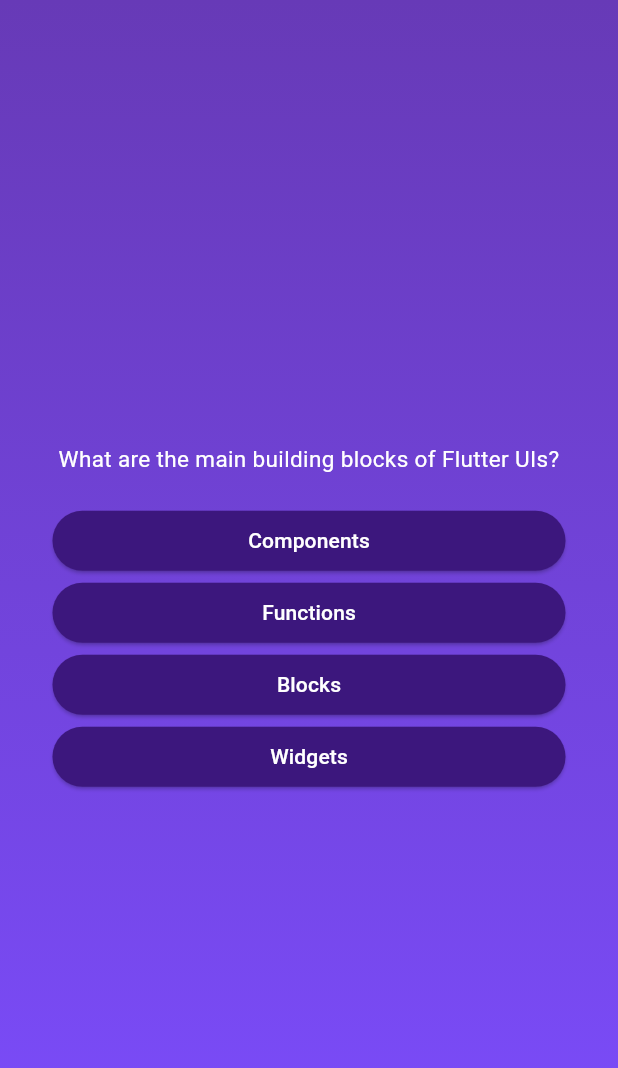
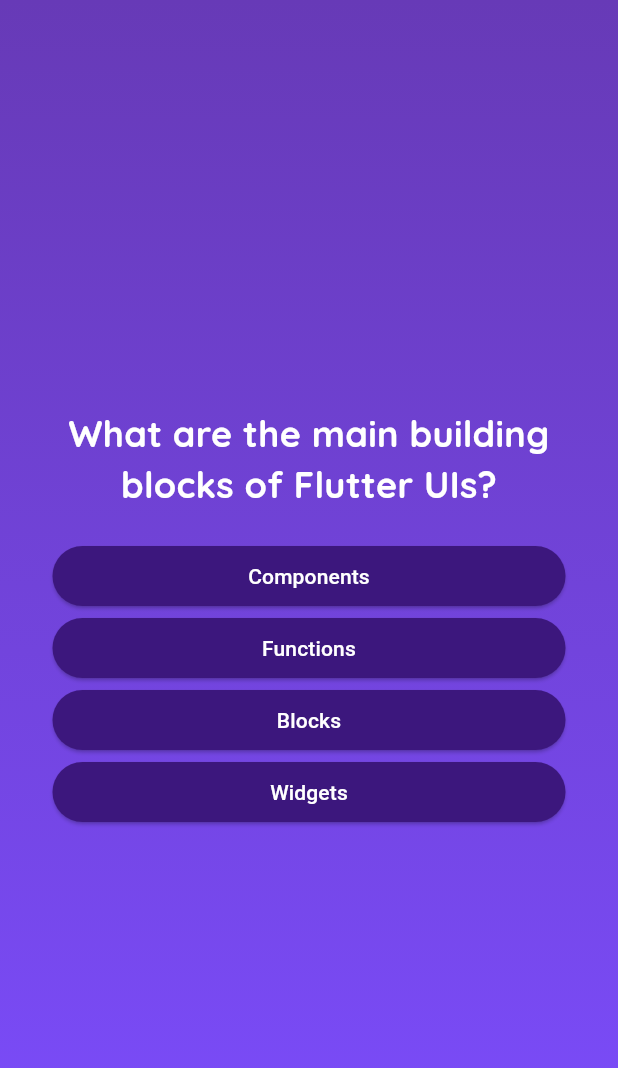
Before and after one commit to JellyFishJuggler/Flutter, a Flutter app: the screen it shows after launch, after a tap on "Start Quiz", on a phone screen of 412 x 824 dp. Shown: the top 1068 px of the screen. Run offline on Flutter 3.47's test engine with Material 3 defaults, Android fonts, the phone set to English and light mode, and no system bars; our stand-ins replace google_fonts.

```diff
--- a/quiz_game/lib/answer_button.dart
+++ b/quiz_game/lib/answer_button.dart
@@ -9,14 +9,17 @@ class AnswerButton extends StatelessWidget {
   @override
   Widget build(BuildContext context) {
     return ElevatedButton(
-      onPressed: () {},
+      onPressed: onTap,
       style: ElevatedButton.styleFrom(
         backgroundColor: const Color.fromARGB(255, 60, 23, 125),
         foregroundColor: Colors.white,
         shape: RoundedRectangleBorder(borderRadius: BorderRadius.circular(20)),
         padding: const EdgeInsets.symmetric(horizontal: 40, vertical: 10),
       ),
-      child: Text(answerText),
+      child: Text(
+        answerText,
+        textAlign: TextAlign.center,
+      ),
     );
   }
 }
--- a/quiz_game/lib/question.dart
+++ b/quiz_game/lib/question.dart
@@ -1,9 +1,12 @@
 import 'package:flutter/material.dart';
 import 'package:quiz_game/answer_button.dart';
 import 'package:quiz_game/data/questions.dart';
+import 'package:google_fonts/google_fonts.dart';
 
 class QuestionScreen extends StatefulWidget {
-  const QuestionScreen({super.key});
+  const QuestionScreen({super.key, required this.onSelectAnswer});
+
+  final void Function(String answer) onSelectAnswer;
 
   @override
   State<QuestionScreen> createState() {
@@ -15,16 +18,17 @@ class _QuestionScreenState extends State<QuestionScreen> {
 
   var currentQuestionIndex = 0;
 
-  void answerQuestion() {
+  void answerQuestion(String selectedAnswer) {
     setState(() {
-      currentQuestionIndex = currentQuestionIndex + 1;
+      widget.onSelectAnswer(selectedAnswer);
+      currentQuestionIndex++;
     });
   }
 
 
   @override
   Widget build(context) {
-    final currentQuestion = questions[0];
+    final currentQuestion = questions[currentQuestionIndex];
 
     return SizedBox(
       width: double.infinity,
@@ -37,15 +41,18 @@ class _QuestionScreenState extends State<QuestionScreen> {
             Text(
               textAlign: TextAlign.center,
               currentQuestion.text,
-              style: TextStyle(
-                fontSize: 15,
+              style: GoogleFonts.quicksand(
+                fontSize: 24,
+                fontWeight: FontWeight.bold,
                 color: Colors.white,
               ),
             ),
             SizedBox(height: 20),
             ...currentQuestion.getsuffledAnswers().map((item) {
               //to get individual answer here
-              return AnswerButton(answerText: item, onTap: answerQuestion);
+              return AnswerButton(answerText: item, onTap: () {
+                answerQuestion(item);
+              });
             })
           ],
         ),
--- a/quiz_game/lib/quiz.dart
+++ b/quiz_game/lib/quiz.dart
@@ -1,4 +1,5 @@
 import 'package:flutter/material.dart';
+import 'package:quiz_game/data/questions.dart';
 import 'package:quiz_game/question.dart';
 import 'package:quiz_game/start_screen.dart';
 
@@ -12,22 +13,34 @@ class Quiz extends StatefulWidget {
 }
 
 class _QuizState extends State<Quiz> {
-  Widget? activeScreen;
-
-  @override
-  void initState() {
-    activeScreen = StartScreen(switchScreen);
-    super.initState();
-  }
+  List<String> selectedAnswers = [];
+  var activeScreen = 'start-screen';
 
   void switchScreen() {
     setState(() {
-      activeScreen = QuestionScreen();
+      activeScreen = 'questions-screen';
     });
+  }
+
+  void chooseAnswer(String answer) {
+    selectedAnswers.add(answer);
+
+    if(selectedAnswers.length == questions.length){
+      setState(() {
+        activeScreen = 'start-screen';
+        selectedAnswers.clear();
+      });
+    }
   }
 
   @override
   Widget build(context) {
+    Widget screenWidget = StartScreen(switchScreen);
+
+    if (activeScreen == 'questions-screen') {
+      screenWidget = QuestionScreen(onSelectAnswer: chooseAnswer);
+    }
+
     return MaterialApp(
       home: Scaffold(
         body: Container(
@@ -38,8 +51,7 @@ class _QuizState extends State<Quiz> {
               end: Alignment.bottomCenter,
             ),
           ),
-          child:
-              activeScreen, // Yeh ensure karega ki dono screens pe gradient background ho
+          child: screenWidget,
         ),
       ),
     );
--- a/quiz_game/pubspec.yaml
+++ b/quiz_game/pubspec.yaml
@@ -34,6 +34,7 @@ dependencies:
   # The following adds the Cupertino Icons font to your application.
   # Use with the CupertinoIcons class for iOS style icons.
   cupertino_icons: ^1.0.8
+  google_fonts: ^6.2.1
 
 dev_dependencies:
   flutter_test:
```
Also changed, not shown: quiz_game/lib/results_screen.dart (added, +57 -0 lines), quiz_game/pubspec.lock, 1 other file.
